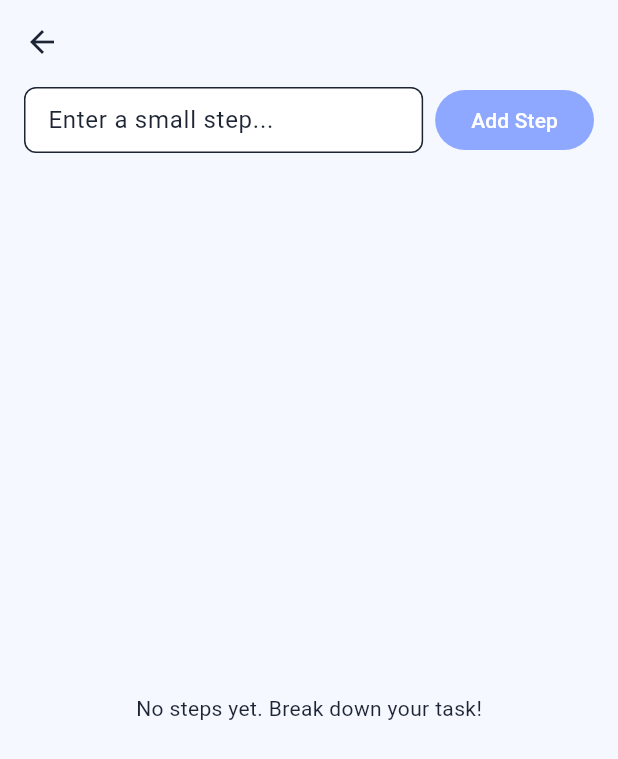
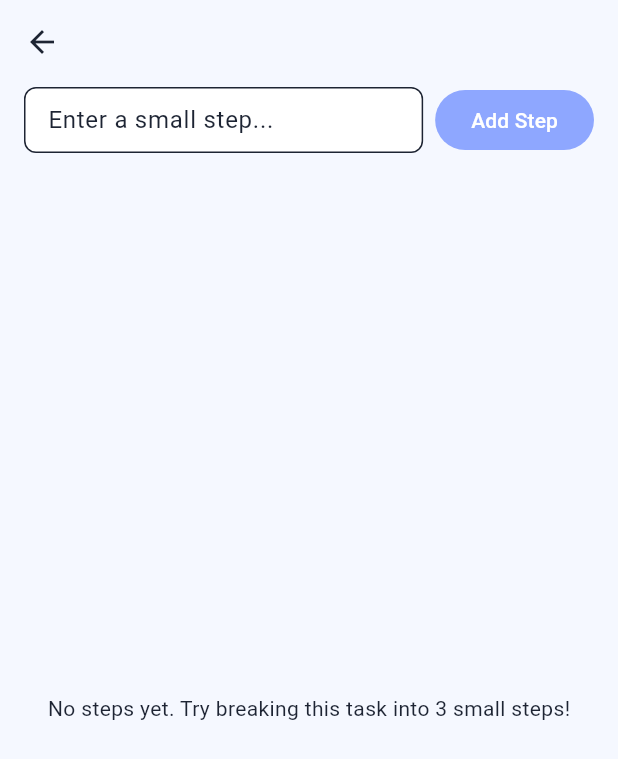
Before and after one commit to sdaniger/-StudyFlow_AI, a Flutter app: the SmallStepsScreen screen opened directly with empty values, on a phone screen of 412 x 824 dp. Shown: the top 759 px of the screen. Run offline on Flutter 3.47's test engine with Material 3 defaults, Android fonts, the phone set to English and light mode, and no system bars; our stand-ins replace equatable, flutter_riverpod, go_router.

Commit message:
Add '3 steps' suggestion hint to Small Steps UI
- Empty state: 'Try breaking this task into 3 small steps!'
- Task tile tooltip: 'Break into 3 steps' / '3つに分解'
- Japanese: '3つに分解してみましょう！'
- ARB regenerated, all tests pass

```diff
--- a/lib/gen_l10n/app_localizations.dart
+++ b/lib/gen_l10n/app_localizations.dart
@@ -1112,7 +1112,7 @@ abstract class AppLocalizations {
   /// No description provided for @smallStepsEmpty.
   ///
   /// In en, this message translates to:
-  /// **'No steps yet. Break down your task!'**
+  /// **'No steps yet. Try breaking this task into 3 small steps!'**
   String get smallStepsEmpty;
 
   /// No description provided for @smallStepsBreakDown.
@@ -1138,6 +1138,12 @@ abstract class AppLocalizations {
   /// In en, this message translates to:
   /// **'Steps added to task!'**
   String get smallStepsAdded;
+
+  /// No description provided for @smallStepTileTooltip.
+  ///
+  /// In en, this message translates to:
+  /// **'Break into 3 steps'**
+  String get smallStepTileTooltip;
 
   /// No description provided for @taskBreakdownSuggestion.
   ///
--- a/lib/gen_l10n/app_localizations_en.dart
+++ b/lib/gen_l10n/app_localizations_en.dart
@@ -516,7 +516,7 @@ class AppLocalizationsEn extends AppLocalizations {
   String get smallStepsAdd => 'Add Step';
 
   @override
-  String get smallStepsEmpty => 'No steps yet. Break down your task!';
+  String get smallStepsEmpty => 'No steps yet. Try breaking this task into 3 small steps!';
 
   @override
   String get smallStepsBreakDown => 'Break Down';
@@ -531,5 +531,8 @@ class AppLocalizationsEn extends AppLocalizations {
   String get smallStepsAdded => 'Steps added to task!';
 
   @override
+  String get smallStepTileTooltip => 'Break into 3 steps';
+
+  @override
   String get taskBreakdownSuggestion => 'Break this task into small steps to make it more manageable. Small steps build momentum!';
 }
--- a/lib/gen_l10n/app_localizations_ja.dart
+++ b/lib/gen_l10n/app_localizations_ja.dart
@@ -516,7 +516,7 @@ class AppLocalizationsJa extends AppLocalizations {
   String get smallStepsAdd => '追加';
 
   @override
-  String get smallStepsEmpty => 'まだステップがありません。タスクを分解しましょう！';
+  String get smallStepsEmpty => 'まだステップがありません。3つに分解してみましょう！';
 
   @override
   String get smallStepsBreakDown => '分解する';
@@ -531,5 +531,8 @@ class AppLocalizationsJa extends AppLocalizations {
   String get smallStepsAdded => 'タスクにステップを追加しました！';
 
   @override
+  String get smallStepTileTooltip => '3つに分解';
+
+  @override
   String get taskBreakdownSuggestion => 'このタスクを小さなステップに分解すると、より取り組みやすくなります。小さなステップが勢いを作ります！';
 }
--- a/lib/l10n/app_en.arb
+++ b/lib/l10n/app_en.arb
@@ -195,11 +195,12 @@
   "smallStepsProgress": "Progress:",
   "smallStepsHint": "Enter a small step...",
   "smallStepsAdd": "Add Step",
-  "smallStepsEmpty": "No steps yet. Break down your task!",
+  "smallStepsEmpty": "No steps yet. Try breaking this task into 3 small steps!",
   "smallStepsBreakDown": "Break Down",
   "smallStepsAiSuggest": "Let AI suggest small steps",
   "smallStepsAiBreakdown": "AI Breakdown",
   "smallStepsAdded": "Steps added to task!",
+  "smallStepTileTooltip": "Break into 3 steps",
 
   "taskBreakdownSuggestion": "Break this task into small steps to make it more manageable. Small steps build momentum!"
 }
--- a/lib/l10n/app_ja.arb
+++ b/lib/l10n/app_ja.arb
@@ -190,11 +190,12 @@
   "smallStepsProgress": "進捗:",
   "smallStepsHint": "小さなステップを入力...",
   "smallStepsAdd": "追加",
-  "smallStepsEmpty": "まだステップがありません。タスクを分解しましょう！",
+  "smallStepsEmpty": "まだステップがありません。3つに分解してみましょう！",
   "smallStepsBreakDown": "分解する",
   "smallStepsAiSuggest": "AIに小さなステップを提案させる",
   "smallStepsAiBreakdown": "AIで分解",
   "smallStepsAdded": "タスクにステップを追加しました！",
+  "smallStepTileTooltip": "3つに分解",
 
   "taskBreakdownSuggestion": "このタスクを小さなステップに分解すると、より取り組みやすくなります。小さなステップが勢いを作ります！"
 }
--- a/lib/shared/widgets/task_tile.dart
+++ b/lib/shared/widgets/task_tile.dart
@@ -1,4 +1,5 @@
 import 'package:flutter/material.dart';
+import 'package:studyflow_ai/gen_l10n/app_localizations.dart';
 import '../../core/theme/app_colors.dart';
 import '../../core/theme/app_spacing.dart';
 import 'glass_card.dart';
@@ -86,7 +87,7 @@ class TaskTile extends StatelessWidget {
               onPressed: onStepsTap,
               padding: EdgeInsets.zero,
               constraints: const BoxConstraints(),
-              tooltip: 'Small Steps',
+              tooltip: AppLocalizations.of(context)?.smallStepTileTooltip ?? 'Small Steps',
             ),
         ],
       ),
```
